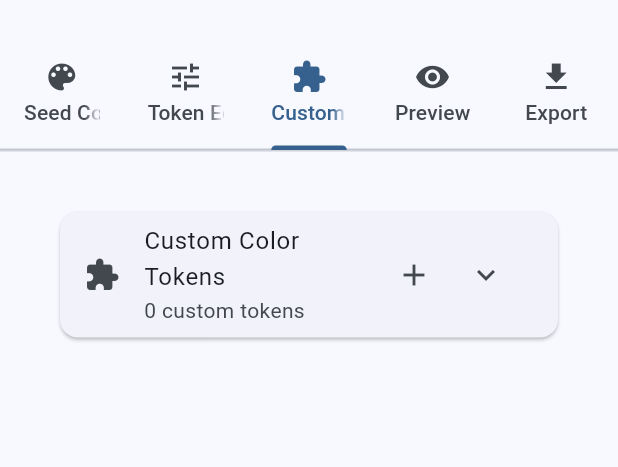
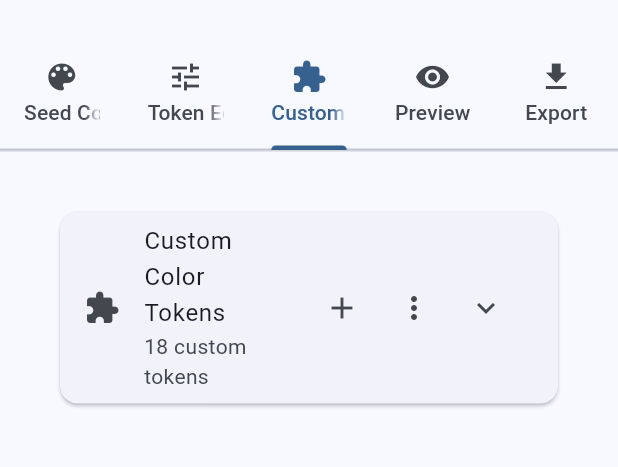
Before and after one commit to thanhtunguet/material_theme_builder, a Flutter app: the screen it shows after launch, tab 3 chosen, on a phone screen of 412 x 824 dp, the part 117-584 px from its top. Run offline on Flutter 3.47's test engine with Material 3 defaults, Android fonts, the phone set to English and light mode, and no system bars; our stand-ins replace flutter_colorpicker; missing offline and left inert: dart:html, flex_color_picker.

Commit message:
Add isPredefined property to CustomColorToken and enhance token management
- Introduced isPredefined property in CustomColorToken to distinguish between predefined and user-defined tokens.
- Updated JSON serialization methods to include isPredefined.
- Enhanced CustomTokenService to manage predefined tokens, including initialization and reset functionality.
- Implemented filtering options in CustomTokenEditor to display predefined and custom tokens separately.
- Added UI elements for resetting predefined tokens and improved token display with labels for predefined status.

```diff
--- /dev/null
+++ b/lib/constants/predefined_tokens.dart
@@ -0,0 +1,149 @@
+import 'package:flutter/material.dart';
+import '../models/custom_color_token.dart';
+
+class PredefinedTokens {
+  static final Map<String, Map<String, dynamic>> tokenDefinitions = {
+    'warning': {
+      'description': 'Warning color for alerts and attention-grabbing elements',
+      'lightValue': Colors.orange,
+      'darkValue': Colors.orange.shade300,
+    },
+    'onWarning': {
+      'description': 'Text/icon color that appears on warning backgrounds',
+      'lightValue': Colors.white,
+      'darkValue': Colors.black,
+    },
+    'warningContainer': {
+      'description': 'Container color for warning elements',
+      'lightValue': Colors.orange.shade50,
+      'darkValue': Colors.orange.shade900,
+    },
+    'onWarningContainer': {
+      'description': 'Text/icon color on warning container backgrounds',
+      'lightValue': Colors.orange.shade900,
+      'darkValue': Colors.orange.shade100,
+    },
+    'information': {
+      'description': 'Information color for neutral informational content',
+      'lightValue': Colors.blue,
+      'darkValue': Colors.blue.shade300,
+    },
+    'onInformation': {
+      'description': 'Text/icon color that appears on information backgrounds',
+      'lightValue': Colors.white,
+      'darkValue': Colors.black,
+    },
+    'informationContainer': {
+      'description': 'Container color for informational elements',
+      'lightValue': Colors.blue.shade50,
+      'darkValue': Colors.blue.shade900,
+    },
+    'onInformationContainer': {
+      'description': 'Text/icon color on information container backgrounds',
+      'lightValue': Colors.blue.shade900,
+      'darkValue': Colors.blue.shade100,
+    },
+    'success': {
+      'description': 'Success color for positive actions and confirmations',
+      'lightValue': Colors.green,
+      'darkValue': Colors.green.shade300,
+    },
+    'onSuccess': {
+      'description': 'Text/icon color that appears on success backgrounds',
+      'lightValue': Colors.white,
+      'darkValue': Colors.black,
+    },
+    'successContainer': {
+      'description': 'Container color for success elements',
+      'lightValue': Colors.green.shade50,
+      'darkValue': Colors.green.shade900,
+    },
+    'onSuccessContainer': {
+      'description': 'Text/icon color on success container backgrounds',
+      'lightValue': Colors.green.shade900,
+      'darkValue': Colors.green.shade100,
+    },
+    'defaultColor': {
+      'description': 'Default/neutral color for general UI elements',
+      'lightValue': Colors.grey.shade600,
+      'darkValue': Colors.grey.shade400,
+    },
+    'onDefault': {
+      'description': 'Text/icon color that appears on default backgrounds',
+      'lightValue': Colors.white,
+      'darkValue': Colors.black,
+    },
+    'defaultContainer': {
+      'description': 'Container color for default/neutral elements',
+      'lightValue': Colors.grey.shade100,
+      'darkValue': Colors.grey.shade800,
+    },
+    'onDefaultContainer': {
+      'description': 'Text/icon color on default container backgrounds',
+      'lightValue': Colors.grey.shade900,
+      'darkValue': Colors.grey.shade100,
+    },
+    'critical': {
+      'description': 'Critical color for destructive actions and errors',
+      'lightValue': Colors.red,
+      'darkValue': Colors.red.shade300,
+    },
+    'onCritical': {
+      'description': 'Text/icon color that appears on critical backgrounds',
+      'lightValue': Colors.white,
+      'darkValue': Colors.black,
+    },
+  };
+
+  static List<CustomColorToken> generatePredefinedTokens() {
+    return tokenDefinitions.entries.map((entry) {
+      final tokenName = entry.key;
+      final definition = entry.value;
+
+      return CustomColorToken(
+        id: 'predefined_$tokenName',
+        name: _formatTokenName(tokenName),
+        description: definition['description'],
+        lightValue: definition['lightValue'],
+        darkValue: definition['darkValue'],
+        isPredefined: true,
+      );
+    }).toList();
+  }
+
+  static String _formatTokenName(String tokenName) {
+    if (tokenName == 'defaultColor') return 'Default';
+
+    return tokenName
+        .replaceAllMapped(RegExp(r'([A-Z])'), (match) => ' ${match.group(0)}')
+        .split(' ')
+        .map((word) => word.isEmpty ? '' : word[0].toUpperCase() + word.substring(1))
+        .join(' ');
+  }
+
+  static bool isPredefinedToken(String name) {
+    final normalizedName = name.toLowerCase().replaceAll(' ', '');
+    return tokenDefinitions.keys.any((key) =>
+        key.toLowerCase() == normalizedName ||
+        _formatTokenName(key).toLowerCase().replaceAll(' ', '') == normalizedName
+    );
+  }
+
+  static List<String> getSemanticCategories() {
+    return [
+      'Warning',
+      'Information',
+      'Success',
+      'Default',
+      'Critical',
+    ];
+  }
+
+  static List<CustomColorToken> getTokensForCategory(List<CustomColorToken> tokens, String category) {
+    final categoryLower = category.toLowerCase();
+    return tokens.where((token) {
+      final tokenNameLower = token.name.toLowerCase();
+      return tokenNameLower.contains(categoryLower);
+    }).toList();
+  }
+}
--- a/lib/models/custom_color_token.dart
+++ b/lib/models/custom_color_token.dart
@@ -13,6 +13,7 @@ class CustomColorToken {
   final Color lightValue;
   @JsonKey(fromJson: _colorFromJson, toJson: _colorToJson)
   final Color darkValue;
+  final bool isPredefined;
   final DateTime createdAt;
   final DateTime updatedAt;
 
@@ -22,6 +23,7 @@ class CustomColorToken {
     required this.description,
     required this.lightValue,
     required this.darkValue,
+    this.isPredefined = false,
     DateTime? createdAt,
     DateTime? updatedAt,
   })  : createdAt = createdAt ?? DateTime.now(),
@@ -51,6 +53,7 @@ class CustomColorToken {
     String? description,
     Color? lightValue,
     Color? darkValue,
+    bool? isPredefined,
     DateTime? createdAt,
     DateTime? updatedAt,
   }) {
@@ -60,6 +63,7 @@ class CustomColorToken {
       description: description ?? this.description,
       lightValue: lightValue ?? this.lightValue,
       darkValue: darkValue ?? this.darkValue,
+      isPredefined: isPredefined ?? this.isPredefined,
       createdAt: createdAt ?? this.createdAt,
       updatedAt: updatedAt ?? DateTime.now(),
     );
```
Also changed, not shown: lib/services/custom_token_service.dart (+38 -1 lines), lib/widgets/custom_token_editor.dart (+182 -21 lines), lib/models/custom_color_token.g.dart.
